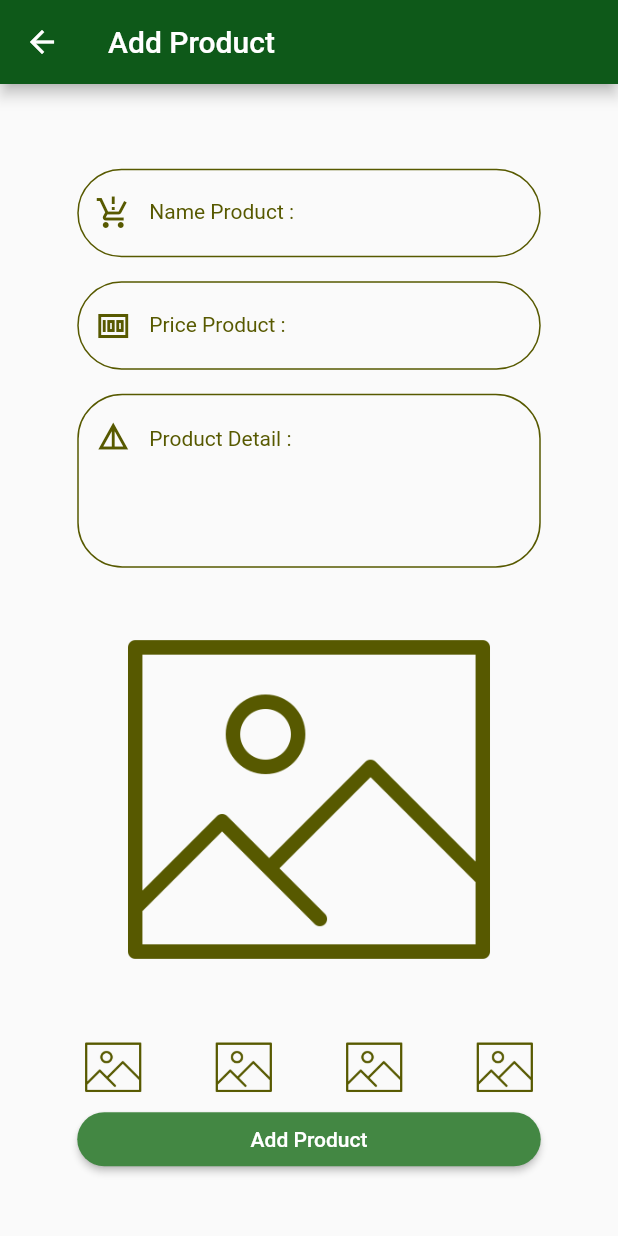
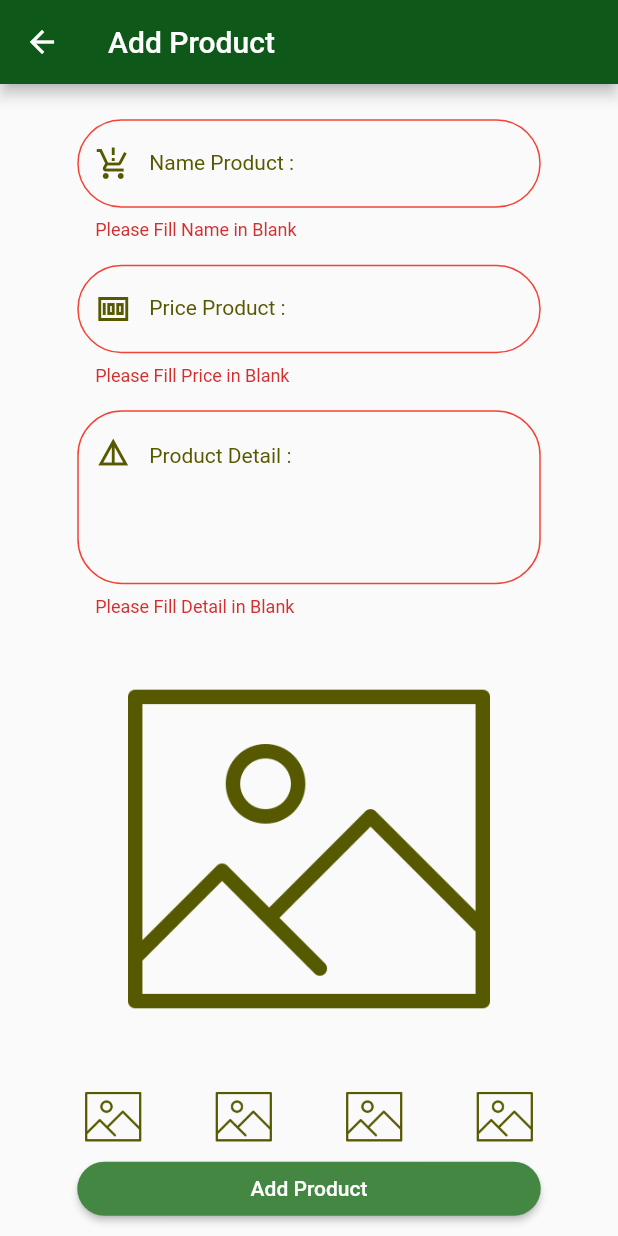
Before and after one commit to klongchan/newshoppingmall, a Flutter app: the AddProduct screen opened by its route, after a tap on "Add Product", on a phone screen of 412 x 824 dp. Run offline on Flutter 3.47's test engine with Material 2 defaults, Android fonts, the light colour scheme and no system bars; our stand-ins replace dio, geolocator, google_maps_flutter, image_picker, shared_preferences; missing offline and left inert: dart:ffi; accounts and stored records are empty.

Commit message:
update02092023

```diff
--- a/lib/states/add_product.dart
+++ b/lib/states/add_product.dart
@@ -10,6 +10,8 @@ class AddProduct extends StatefulWidget {
 }
 
 class _AddProductState extends State<AddProduct> {
+  final formKey = GlobalKey<FormState>();
+
   @override
   Widget build(BuildContext context) {
     return Scaffold(
@@ -22,25 +24,34 @@ class _AddProductState extends State<AddProduct> {
           behavior: HitTestBehavior.opaque,
           child: Center(
             child: SingleChildScrollView(
+              child: Form(
+                key: formKey,
                 child: Column(
                   children: [
                     buildProductName(constraints),
                     buildProductPrice(constraints),
                     buildProductDetail(constraints),
                     buildImage(constraints),
-                  Container(
-                    width: constraints.maxWidth * 0.75,
-                    child: ElevatedButton(
-                      style: MyConstant().myButtonStyle(),
-                      onPressed: () {},
-                      child: Text('Add Product'),
-                    ),
-                  ),
+                    addProductButton(constraints),
                   ],
                 ),
               ),
             ),
           ),
+        ),
+      ),
+    );
+  }
+
+  Container addProductButton(BoxConstraints constraints) {
+    return Container(
+      width: constraints.maxWidth * 0.75,
+      child: ElevatedButton(
+        style: MyConstant().myButtonStyle(),
+        onPressed: () {
+          if (formKey.currentState!.validate()) {}
+        },
+        child: Text('Add Product'),
       ),
     );
   }
@@ -90,6 +101,13 @@ class _AddProductState extends State<AddProduct> {
       width: constraints.maxWidth * 0.75,
       margin: EdgeInsets.only(top: 16),
       child: TextFormField(
+        validator: (value) {
+          if (value!.isEmpty) {
+            return 'Please Fill Name in Blank';
+          } else {
+            return null;
+          }
+        },
         decoration: InputDecoration(
           labelStyle: MyConstant().h3Style(),
           labelText: 'Name Product :',
@@ -105,6 +123,10 @@ class _AddProductState extends State<AddProduct> {
             borderSide: BorderSide(color: MyConstant.light),
             borderRadius: BorderRadius.circular(30),
           ),
+          errorBorder: OutlineInputBorder(
+            borderSide: BorderSide(color: Colors.red),
+            borderRadius: BorderRadius.circular(30),
+          ),
         ),
       ),
     );
@@ -115,6 +137,13 @@ class _AddProductState extends State<AddProduct> {
       width: constraints.maxWidth * 0.75,
       margin: EdgeInsets.only(top: 16),
       child: TextFormField(
+        validator: (value) {
+          if (value!.isEmpty) {
+            return 'Please Fill Price in Blank';
+          } else {
+            return null;
+          }
+        },
         keyboardType: TextInputType.number,
         decoration: InputDecoration(
           labelStyle: MyConstant().h3Style(),
@@ -131,6 +160,10 @@ class _AddProductState extends State<AddProduct> {
             borderSide: BorderSide(color: MyConstant.light),
             borderRadius: BorderRadius.circular(30),
           ),
+          errorBorder: OutlineInputBorder(
+            borderSide: BorderSide(color: Colors.red),
+            borderRadius: BorderRadius.circular(30),
+          ),
         ),
       ),
     );
@@ -141,6 +174,13 @@ class _AddProductState extends State<AddProduct> {
       width: constraints.maxWidth * 0.75,
       margin: EdgeInsets.only(top: 16),
       child: TextFormField(
+        validator: (value) {
+          if (value!.isEmpty) {
+            return 'Please Fill Detail in Blank';
+          } else {
+            return null;
+          }
+        },
         maxLines: 4,
         decoration: InputDecoration(
           hintStyle: MyConstant().h3Style(),
@@ -160,6 +200,10 @@ class _AddProductState extends State<AddProduct> {
             borderSide: BorderSide(color: MyConstant.light),
             borderRadius: BorderRadius.circular(30),
           ),
+          errorBorder: OutlineInputBorder(
+            borderSide: BorderSide(color: Colors.red),
+            borderRadius: BorderRadius.circular(30),
+          ),
         ),
       ),
     );
--- a/lib/utility/my_constant.dart
+++ b/lib/utility/my_constant.dart
@@ -3,7 +3,7 @@ import 'package:flutter/material.dart';
 class MyConstant {
   // Genernal
   static String appName = 'Shopping Mall';
-  static String domain ='https://c18d-2001-fb1-49-3ff6-19a3-1cb5-7b8c-867c.ngrok-free.app';
+  static String domain =' https://165d-2001-fb1-49-3ff6-3cd8-bc68-743-fda4.ngrok-free.app';
 
   // Route
   static String routeAuthen = '/authen';
```
Lines whose indentation alone changed are shown as unchanged.
